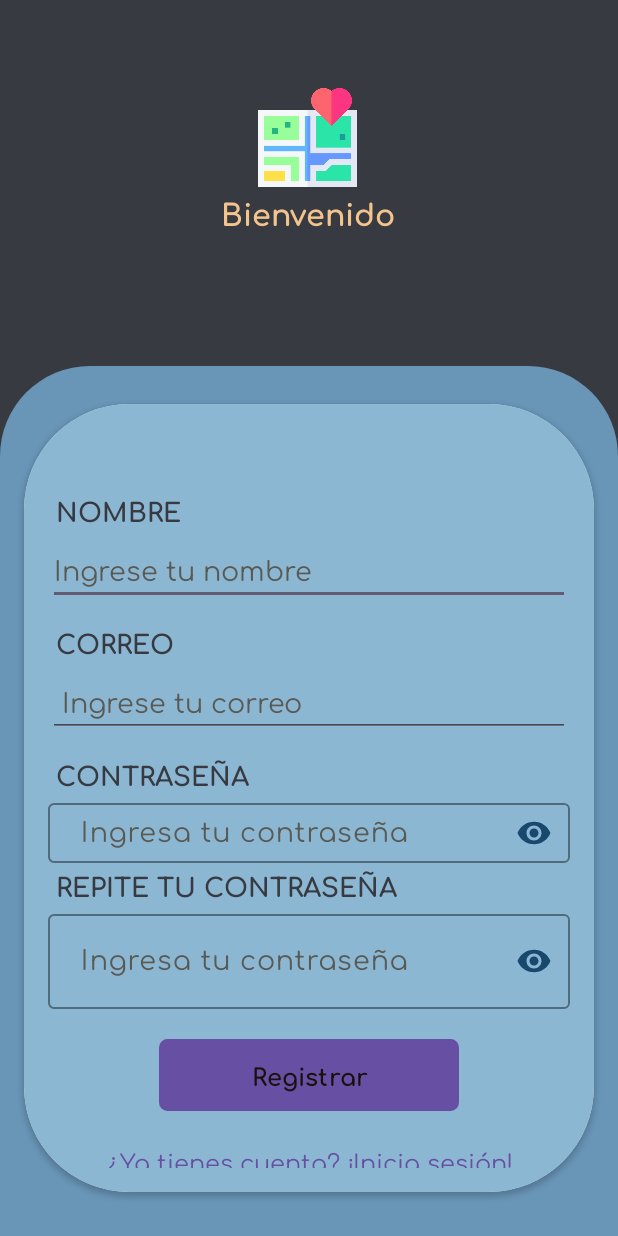
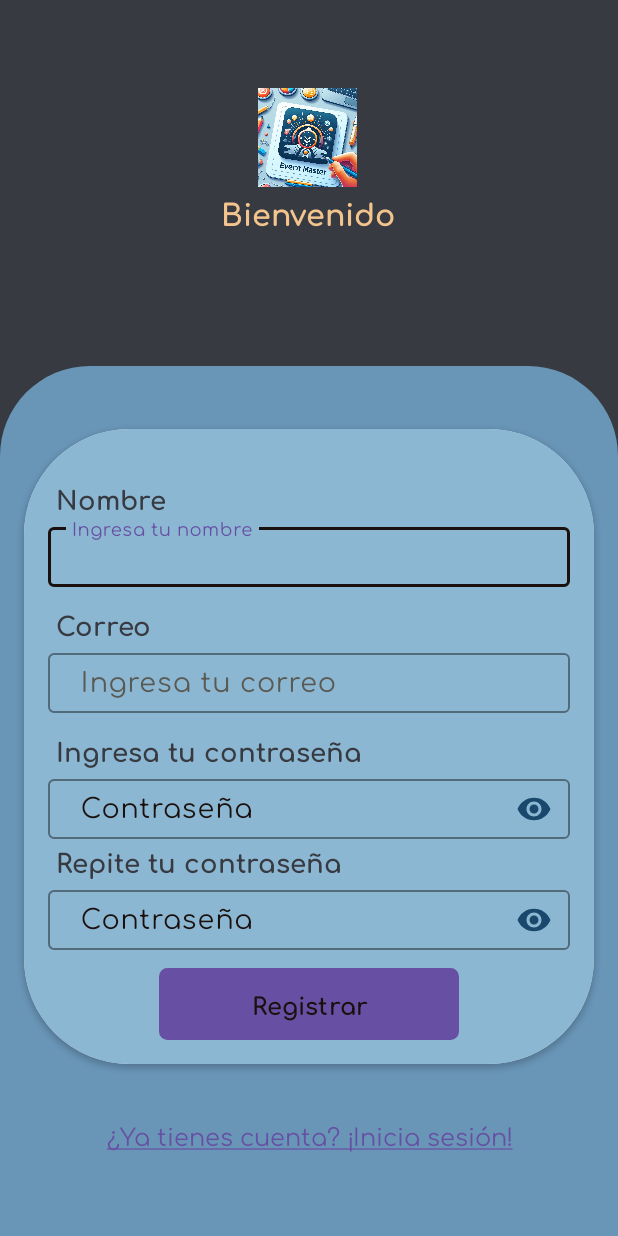
Before and after one commit to alexus21/EventMaster, an Android app: the SignupActivity screen opened directly, with no data from a screen before it, on a phone screen of 412 x 824 dp. Run offline under Robolectric (Android 15) with nearby library versions, the phone set to English and light mode, and no system bars; our stand-ins replace Firebase (no records; nobody signed in at launch, a user with empty details on screens opened directly).

Commit message:
Nombre de usuario

```diff
--- a/app/src/main/java/ues/pdm24/eventmaster/activities/LoginActivity.java
+++ b/app/src/main/java/ues/pdm24/eventmaster/activities/LoginActivity.java
@@ -86,11 +86,14 @@ public class LoginActivity extends AppCompatActivity {
         });
     }
     private void iniciarSesion(String email, String password) {
+        String username = email.split("@")[0];
+
         FirebaseDataCollection.obtenerIdFirebase(email, firebaseId -> {
             if (firebaseId != null) {
                 SharedPreferences sharedPreferences = getSharedPreferences("UserPreferences", MODE_PRIVATE);
                 SharedPreferences.Editor editor = sharedPreferences.edit();
                 editor.putBoolean("isUserRegistered", true);
+                editor.putString("username", username);
                 editor.apply();
                 iniciarListaDestinosActivity();
             } else {
--- a/app/src/main/java/ues/pdm24/eventmaster/activities/SignupActivity.java
+++ b/app/src/main/java/ues/pdm24/eventmaster/activities/SignupActivity.java
@@ -5,8 +5,10 @@ import android.content.Intent;
 import android.content.SharedPreferences;
 import android.os.Bundle;
 import android.text.SpannableString;
+import android.text.Spanned;
 import android.text.method.LinkMovementMethod;
 import android.text.style.ClickableSpan;
+import android.text.style.ForegroundColorSpan;
 import android.view.View;
 import android.widget.Button;
 import android.widget.EditText;
@@ -16,6 +18,7 @@ import android.widget.Toast;
 import androidx.activity.EdgeToEdge;
 import androidx.annotation.NonNull;
 import androidx.appcompat.app.AppCompatActivity;
+import androidx.core.content.ContextCompat;
 import androidx.core.graphics.Insets;
 import androidx.core.view.ViewCompat;
 import androidx.core.view.WindowInsetsCompat;
@@ -113,17 +116,28 @@ public class SignupActivity extends AppCompatActivity {
                 .addOnFailureListener(e -> {
                     mostrarMensaje("Error al registrar usuario");
                 });
+        String username = email.split("@")[0];
+
         SharedPreferences sharedPreferences = getSharedPreferences("UserPreferences", MODE_PRIVATE);
         SharedPreferences.Editor editor = sharedPreferences.edit();
         editor.putBoolean("isUserRegistered", true);
+        editor.putString("username", username);
         editor.apply();
     }
 
     void createSpannableString(TextView item) {
-        spannableString = new SpannableString("¿Ya tienes cuenta? ¡Inicia sesión!");
+        String text = "¿Ya tienes cuenta? ¡Inicia sesión!";
+        spannableString = new SpannableString(text);
 
         int startIndex = 0;
-        int endIndex = "¿Ya tienes cuenta? ¡Inicia sesión!".length();
+        int endIndex = text.length();
+
+        // Definir el color personalizado
+        int customColor = ContextCompat.getColor(this, R.color.blue_rackley);
+
+        // Aplicar el color personalizado a todo el texto
+        ForegroundColorSpan colorSpan = new ForegroundColorSpan(customColor);
+        spannableString.setSpan(colorSpan, startIndex, endIndex, Spanned.SPAN_EXCLUSIVE_EXCLUSIVE);
 
         ClickableSpan clickableSpan = new ClickableSpan() {
             @Override
@@ -134,7 +148,7 @@ public class SignupActivity extends AppCompatActivity {
             }
         };
 
-        spannableString.setSpan(clickableSpan, startIndex, endIndex, 0);
+        spannableString.setSpan(clickableSpan, startIndex, endIndex, Spanned.SPAN_EXCLUSIVE_EXCLUSIVE);
         item.setText(spannableString);
         item.setMovementMethod(LinkMovementMethod.getInstance());
     }
--- a/app/src/main/res/layout/activity_signup.xml
+++ b/app/src/main/res/layout/activity_signup.xml
@@ -14,7 +14,7 @@
         android:id="@+id/imgcontorno"
         android:layout_width="66dp"
         android:layout_height="66dp"
-        android:foreground="@drawable/icon_turismo_color"
+        android:foreground="@drawable/app_icon"
         app:layout_constraintBottom_toTopOf="@+id/grouplogin"
         app:layout_constraintEnd_toEndOf="parent"
         app:layout_constraintHorizontal_bias="0.498"
@@ -68,14 +68,15 @@
             <LinearLayout
                 android:id="@+id/linearLogin"
                 android:layout_width="match_parent"
-                android:layout_height="525dp"
+                android:layout_height="wrap_content"
                 android:background="@color/rackley"
                 android:orientation="vertical"
                 android:padding="16dp">
 
                 <Space
                     android:layout_width="349dp"
-                    android:layout_height="40dp" />
+                    android:layout_height="15dp" />
+
                 <TextView
                     android:id="@+id/lblname_rgt"
                     android:layout_width="match_parent"
@@ -83,23 +84,29 @@
                     android:ems="10"
                     android:fontFamily="@font/comfortaa_bold"
                     android:inputType="text"
-                    android:text=" NOMBRE"
+                    android:text=" Nombre"
                     android:textColor="@color/darkgrey"
                     android:textSize="17sp" />
 
+                <com.google.android.material.textfield.TextInputLayout
+                    android:layout_width="match_parent"
+                    android:layout_height="wrap_content"
+                    android:textColor="@color/black"
+                    android:textColorHint="@color/grey"
+                    app:boxStrokeColor="@color/black">
 
-                <EditText
+                    <com.google.android.material.textfield.TextInputEditText
                         android:id="@+id/txtNameRegistered"
                         android:layout_width="match_parent"
-                    android:layout_height="wrap_content"
+                        android:layout_height="40dp"
                         android:ems="10"
                         android:fontFamily="@font/comfortaa_regular"
-                    android:hint="Ingrese tu nombre"
-                    android:inputType="textWebEmailAddress"
+                        android:hint="Ingresa tu nombre"
+                        android:inputType="text"
                         android:textColor="@color/black"
-                    android:textColorHint="@color/grey"
+                        android:textColorHint="@color/black"
                         android:textSize="18sp" />
-
+                </com.google.android.material.textfield.TextInputLayout>
 
                 <Space
                     android:layout_width="match_parent"
@@ -112,22 +119,29 @@
                     android:ems="10"
                     android:fontFamily="@font/comfortaa_bold"
                     android:inputType="text"
-                    android:text=" CORREO"
+                    android:text=" Correo"
                     android:textColor="@color/darkgrey"
                     android:textSize="17sp" />
 
+                <com.google.android.material.textfield.TextInputLayout
+                    android:layout_width="match_parent"
+                    android:layout_height="wrap_content"
+                    android:textColor="@color/black"
+                    android:textColorHint="@color/grey"
+                    app:boxStrokeColor="@color/black">
 
-                <EditText
+                    <com.google.android.material.textfield.TextInputEditText
                         android:id="@+id/txtCorreoRegister"
                         android:layout_width="match_parent"
-                    android:layout_height="wrap_content"
+                        android:layout_height="40dp"
                         android:ems="10"
                         android:fontFamily="@font/comfortaa_regular"
-                    android:hint=" Ingrese tu correo"
+                        android:hint=" Ingresa tu correo"
                         android:inputType="textWebEmailAddress"
                         android:textColor="@color/black"
-                    android:textColorHint="@color/grey"
+                        android:textColorHint="@color/black"
                         android:textSize="18sp" />
+                </com.google.android.material.textfield.TextInputLayout>
 
                 <Space
                     android:layout_width="match_parent"
@@ -140,7 +154,7 @@
                     android:ems="10"
                     android:fontFamily="@font/comfortaa_bold"
                     android:inputType="text"
-                    android:text=" CONTRASEÑA"
+                    android:text=" Ingresa tu contraseña"
                     android:textColor="@color/darkgrey"
                     android:textSize="17sp" />
 
@@ -148,9 +162,8 @@
                     android:id="@+id/password_text_input_layout"
                     android:layout_width="match_parent"
                     android:layout_height="wrap_content"
-
                     android:textColor="@color/black"
-                    android:textColorHint="@color/grey"
+                    android:textColorHint="@color/black"
                     app:boxStrokeColor="@color/black"
                     app:passwordToggleEnabled="true"
                     app:passwordToggleTint="@color/blue_rackley">
@@ -160,11 +173,11 @@
                         android:layout_width="match_parent"
                         android:layout_height="40dp"
                         android:fontFamily="@font/comfortaa_regular"
+                        android:hint=" Contraseña"
                         android:inputType="textPassword"
                         android:textColor="@color/black"
                         android:textColorHint="@color/grey"
                         android:textSize="18sp"
-                        android:hint=" Ingresa tu contraseña"
                         app:passwordToggleEnabled="true" />
 
                 </com.google.android.material.textfield.TextInputLayout>
@@ -176,7 +189,7 @@
                     android:ems="10"
                     android:fontFamily="@font/comfortaa_bold"
                     android:inputType="text"
-                    android:text=" REPITE TU CONTRASEÑA"
+                    android:text=" Repite tu contraseña"
                     android:textColor="@color/darkgrey"
                     android:textSize="17sp" />
 
@@ -184,7 +197,7 @@
                     android:layout_width="match_parent"
                     android:layout_height="wrap_content"
                     android:textColor="@color/black"
-                    android:textColorHint="@color/grey"
+                    android:textColorHint="@color/black"
                     app:boxStrokeColor="@color/black"
                     app:passwordToggleEnabled="true"
                     app:passwordToggleTint="@color/blue_rackley">
@@ -192,19 +205,19 @@
                     <com.google.android.material.textfield.TextInputEditText
                         android:id="@+id/txtRetypePasswordRegister"
                         android:layout_width="match_parent"
-                        android:layout_height="wrap_content"
+                        android:layout_height="40dp"
                         android:fontFamily="@font/comfortaa_regular"
+                        android:hint=" Contraseña"
                         android:inputType="textPassword"
                         android:textColor="@color/black"
                         android:textColorHint="@color/grey"
                         android:textSize="18sp"
-                        android:hint=" Ingresa tu contraseña"
                         app:passwordToggleEnabled="true" />
                 </com.google.android.material.textfield.TextInputLayout>
 
                 <Space
-                    android:layout_width="349dp"
-                    android:layout_height="20dp" />
+                    android:layout_width="346dp"
+                    android:layout_height="12dp" />
 
                 <Button
                     android:id="@+id/btnSignUp"
@@ -215,17 +228,13 @@
                     android:backgroundTint="@color/yellow_peach"
                     android:fontFamily="@font/comfortaa_bold"
                     android:text="Registrar"
+                    android:textAlignment="center"
                     android:textColor="@color/black"
-                    android:textAlignment="center"
                     android:textSize="16sp" />
 
-                <Space
-                    android:layout_width="match_parent"
-                    android:layout_height="20dp" />
+            </LinearLayout>
 
-                <Space
-                    android:layout_width="346dp"
-                    android:layout_height="wrap_content" />
+        </androidx.cardview.widget.CardView>
 
         <TextView
             android:id="@+id/lbl_register_aActivityLogin"
@@ -239,11 +248,8 @@
             app:layout_constraintBottom_toBottomOf="parent"
             app:layout_constraintEnd_toEndOf="parent"
             app:layout_constraintStart_toStartOf="parent"
-                    app:layout_constraintTop_toBottomOf="@+id/cardlogin" />
-
-            </LinearLayout>
-
-        </androidx.cardview.widget.CardView>
+            app:layout_constraintTop_toBottomOf="@+id/cardlogin"
+            app:layout_constraintVertical_bias="0.383" />
 
     </androidx.constraintlayout.widget.ConstraintLayout>
 
```
Also changed, not shown: app/src/main/java/ues/pdm24/eventmaster/activities/HomeActivity.java (+20 -1 lines), app/src/main/res/layout/activity_login.xml (+9 -11 lines). Lines whose indentation alone changed are shown as unchanged.
